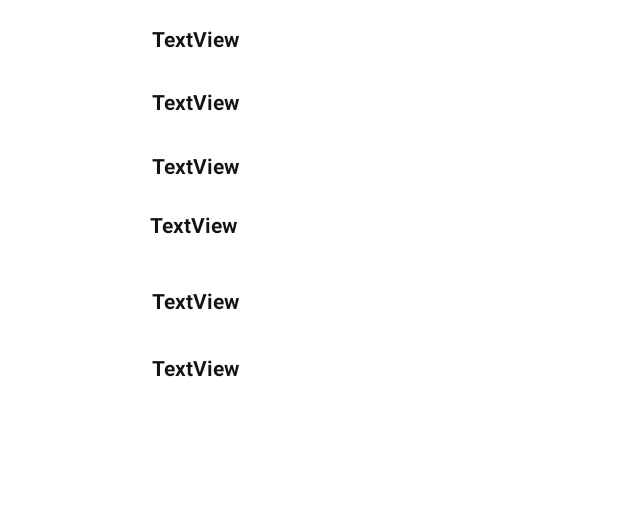
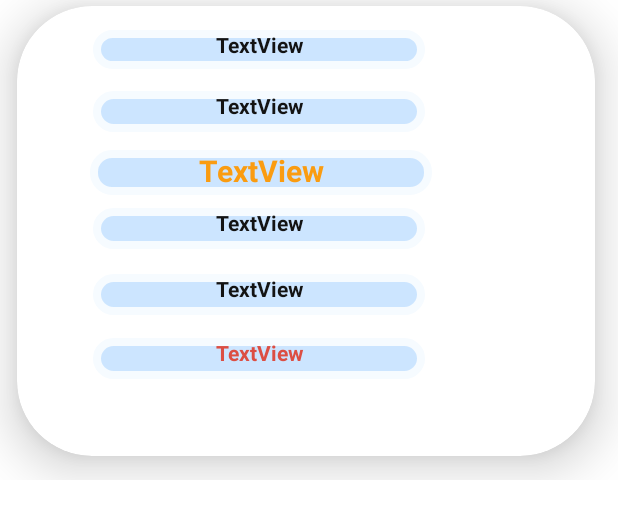
Before and after one commit to kameshDiviyanjana/Car_parking_UEE, an Android app: the layout display_book.xml on its own in the app's theme, with its tools: preview values and no code run, on a phone screen of 412 x 824 dp. Shown: the top 519 px of the screen. Run offline under Robolectric (Android 15) with nearby library versions, the phone set to English and light mode, and no system bars; Roboto replaces fonts that are not available here.

Commit message:
map click update

```diff
--- a/app/src/main/java/com/example/car_parking/MapsActivity.kt
+++ b/app/src/main/java/com/example/car_parking/MapsActivity.kt
@@ -54,6 +54,9 @@ class mapsActivity : AppCompatActivity(), OnMapReadyCallback, LocationListener,G
     private lateinit var currentlocation: LatLng
     private var polyline: Polyline? = null
 
+   private lateinit var locationSearch: EditText
+    private lateinit var location : String
+
     companion object{
 
         private const val  LOCATION_REQ_CODE = 1
@@ -72,6 +75,16 @@ class mapsActivity : AppCompatActivity(), OnMapReadyCallback, LocationListener,G
         cu.setOnClickListener {
             setMap()
         }
+        locationSearch = findViewById(R.id.editText)
+        val bundle : Bundle? = intent.extras
+        val haltname = bundle?.getString("name")
+
+
+
+            if (haltname != null) {
+                locationSearch.setText(haltname.toString())
+            }
+
     }
 
     /**
@@ -176,10 +189,10 @@ class mapsActivity : AppCompatActivity(), OnMapReadyCallback, LocationListener,G
         TODO("Not yet implemented")
     }
     fun searchLocation(view: View){
-        val locationSearch: EditText
-        locationSearch = findViewById(R.id.editText)
 
-       var location = locationSearch.text.toString()
+
+
+        location = locationSearch.text.toString()
         var addressList: List<Address>? = null
 
         if (location == null || location == ""){
@@ -188,6 +201,7 @@ class mapsActivity : AppCompatActivity(), OnMapReadyCallback, LocationListener,G
             val geoCoder = Geocoder(this)
             try {
                 addressList = geoCoder.getFromLocationName(location, 1)
+                locationSearch.text.clear()
             }catch (e: IOException){
                 e.printStackTrace()
             }
--- a/app/src/main/java/com/example/car_parking/VehiclBokkin.kt
+++ b/app/src/main/java/com/example/car_parking/VehiclBokkin.kt
@@ -13,7 +13,7 @@ import com.google.firebase.database.FirebaseDatabase
 class vehiclBokkin : AppCompatActivity() {
     private lateinit var dbconection: DatabaseReference
 
-    @SuppressLint("WrongViewCast")
+    @SuppressLint("WrongViewCast", "SuspiciousIndentation")
     override fun onCreate(savedInstanceState: Bundle?) {
         super.onCreate(savedInstanceState)
         setContentView(R.layout.activity_vehicl_bokkin)
--- a/app/src/main/res/layout/activity_list_home.xml
+++ b/app/src/main/res/layout/activity_list_home.xml
@@ -9,14 +9,14 @@
 
     <Button
         android:id="@+id/addp1"
+        style="@style/BUTTON"
         android:layout_width="342dp"
         android:layout_height="70dp"
         android:layout_marginBottom="48dp"
         android:background="@drawable/border"
-        android:backgroundTint="#FFBB33"
+        android:backgroundTint="#C89123"
         android:drawableLeft="@drawable/parking_logo"
         android:text="Add Parking"
-        style="@style/BUTTON"
         android:textSize="20sp"
         app:layout_constraintBottom_toTopOf="@+id/addp2"
         app:layout_constraintEnd_toEndOf="parent"
@@ -28,14 +28,14 @@
 
     <Button
         android:id="@+id/addp2"
+        style="@style/BUTTON"
         android:layout_width="342dp"
         android:layout_height="70dp"
         android:layout_marginBottom="48dp"
         android:background="@drawable/border"
-        android:backgroundTint="#FFBB33"
+        android:backgroundTint="#C89123"
         android:drawableLeft="@drawable/parking_his_logo"
         android:text="Parking History"
-        style="@style/BUTTON"
         android:textSize="20sp"
         app:layout_constraintBottom_toTopOf="@+id/addp3"
         app:layout_constraintEnd_toEndOf="parent"
--- a/app/src/main/res/layout/display_book.xml
+++ b/app/src/main/res/layout/display_book.xml
@@ -3,11 +3,22 @@
     xmlns:app="http://schemas.android.com/apk/res-auto"
     xmlns:tools="http://schemas.android.com/tools"
     android:layout_width="match_parent"
-    android:layout_height="300dp">
+    android:layout_height="320dp">
+
+    <com.google.android.material.card.MaterialCardView
+        android:layout_width="385dp"
+        android:layout_height="300dp"
+        android:layout_marginTop="4dp"
+        app:cardCornerRadius="50dp"
+        app:cardElevation="20dp"
+        app:layout_constraintEnd_toEndOf="parent"
+        app:layout_constraintHorizontal_bias="0.428"
+        app:layout_constraintStart_toStartOf="parent"
+        app:layout_constraintTop_toTopOf="parent">
 
         <androidx.constraintlayout.widget.ConstraintLayout
-        android:layout_width="429dp"
-        android:layout_height="288dp"
+            android:layout_width="365dp"
+            android:layout_height="278dp"
             android:textAlignment="center"
             app:layout_constraintEnd_toEndOf="parent"
             app:layout_constraintStart_toStartOf="parent"
@@ -15,100 +26,109 @@
 
             <TextView
                 android:id="@+id/haltnew"
-            android:layout_width="164dp"
-            android:layout_height="27dp"
+                android:layout_width="221dp"
+                android:layout_height="26dp"
+                android:background="@drawable/textshap"
                 android:text="TextView"
                 android:textAlignment="center"
+
                 android:textColor="#131313"
-
                 android:textStyle="bold"
                 app:layout_constraintBottom_toBottomOf="parent"
                 app:layout_constraintEnd_toEndOf="parent"
-            app:layout_constraintHorizontal_bias="0.211"
+                app:layout_constraintHorizontal_bias="0.353"
                 app:layout_constraintStart_toStartOf="parent"
                 app:layout_constraintTop_toTopOf="parent"
-            app:layout_constraintVertical_bias="0.061" />
+                app:layout_constraintVertical_bias="0.063" />
 
             <TextView
                 android:id="@+id/haltnew2"
-            android:layout_width="164dp"
+                android:layout_width="221dp"
                 android:layout_height="27dp"
+                android:background="@drawable/textshap"
                 android:text="TextView"
                 android:textAlignment="center"
+
                 android:textColor="#131313"
-
                 android:textStyle="bold"
                 app:layout_constraintBottom_toBottomOf="parent"
                 app:layout_constraintEnd_toEndOf="parent"
-            app:layout_constraintHorizontal_bias="0.211"
+                app:layout_constraintHorizontal_bias="0.353"
                 app:layout_constraintStart_toStartOf="parent"
                 app:layout_constraintTop_toTopOf="parent"
-            app:layout_constraintVertical_bias="0.222" />
+                app:layout_constraintVertical_bias="0.227" />
 
             <TextView
                 android:id="@+id/haltnew3"
-            android:layout_width="164dp"
+                android:layout_width="221dp"
                 android:layout_height="27dp"
+                android:background="@drawable/textshap"
                 android:text="TextView"
                 android:textAlignment="center"
+
                 android:textColor="#131313"
-
                 android:textStyle="bold"
                 app:layout_constraintBottom_toBottomOf="parent"
                 app:layout_constraintEnd_toEndOf="parent"
-            app:layout_constraintHorizontal_bias="0.207"
+                app:layout_constraintHorizontal_bias="0.353"
                 app:layout_constraintStart_toStartOf="parent"
                 app:layout_constraintTop_toTopOf="parent"
-            app:layout_constraintVertical_bias="0.536" />
+                app:layout_constraintVertical_bias="0.537" />
 
             <TextView
                 android:id="@+id/haltnew4"
-            android:layout_width="164dp"
+                android:layout_width="221dp"
                 android:layout_height="27dp"
+                android:background="@drawable/textshap"
                 android:text="TextView"
                 android:textAlignment="center"
+
                 android:textColor="#131313"
-
                 android:textStyle="bold"
                 app:layout_constraintBottom_toBottomOf="parent"
                 app:layout_constraintEnd_toEndOf="parent"
-            app:layout_constraintHorizontal_bias="0.211"
+                app:layout_constraintHorizontal_bias="0.353"
                 app:layout_constraintStart_toStartOf="parent"
                 app:layout_constraintTop_toTopOf="parent"
-            app:layout_constraintVertical_bias="0.731" />
+                app:layout_constraintVertical_bias="0.713" />
 
             <TextView
                 android:id="@+id/haltnew5"
-            android:layout_width="164dp"
+                android:layout_width="221dp"
                 android:layout_height="27dp"
+                android:background="@drawable/textshap"
                 android:text="TextView"
                 android:textAlignment="center"
-            android:textColor="#131313"
 
+                android:textColor="#DC4E43"
                 android:textStyle="bold"
                 app:layout_constraintBottom_toBottomOf="parent"
                 app:layout_constraintEnd_toEndOf="parent"
-            app:layout_constraintHorizontal_bias="0.211"
+                app:layout_constraintHorizontal_bias="0.353"
                 app:layout_constraintStart_toStartOf="parent"
                 app:layout_constraintTop_toTopOf="parent"
-            app:layout_constraintVertical_bias="0.904" />
+                app:layout_constraintVertical_bias="0.884" />
 
             <TextView
                 android:id="@+id/haltnew6"
-            android:layout_width="164dp"
-            android:layout_height="27dp"
+                android:layout_width="228dp"
+                android:layout_height="30dp"
+                android:background="@drawable/textshap"
                 android:text="TextView"
                 android:textAlignment="center"
-            android:textColor="#131313"
 
+                android:textColor="#FA9C11"
+                android:textSize="20sp"
                 android:textStyle="bold"
                 app:layout_constraintBottom_toBottomOf="parent"
                 app:layout_constraintEnd_toEndOf="parent"
-            app:layout_constraintHorizontal_bias="0.211"
+                app:layout_constraintHorizontal_bias="0.353"
                 app:layout_constraintStart_toStartOf="parent"
                 app:layout_constraintTop_toTopOf="parent"
                 app:layout_constraintVertical_bias="0.386" />
 
         </androidx.constraintlayout.widget.ConstraintLayout>
+    </com.google.android.material.card.MaterialCardView>
+
 
 </androidx.constraintlayout.widget.ConstraintLayout>
--- a/app/src/main/res/values/themes.xml
+++ b/app/src/main/res/values/themes.xml
@@ -2,7 +2,7 @@
     <!-- Base application theme. -->
     <style name="Theme.Car_parking" parent="Theme.MaterialComponents.DayNight.NoActionBar">
         <!-- Primary brand color. -->
-        <item name="colorPrimary">@color/purple_500</item>
+        <item name="colorPrimary">#ffad33</item>
         <item name="colorPrimaryVariant">@color/purple_700</item>
         <item name="colorOnPrimary">@color/white</item>
         <!-- Secondary brand color. -->
@@ -12,6 +12,19 @@
         <!-- Status bar color. -->
         <item name="android:statusBarColor">?attr/colorPrimaryVariant</item>
         <!-- Customize your theme here. -->
+    </style>
+    <!-- Light mode -->
+    <style name="SCREEN">
+        <item name="android:background">#FFF</item>
+    </style>
+
+    <style name="TEXT">
+        <item name="android:textColor">#000</item>
+    </style>
+
+    <style name="BUTTON">
+        <item name="android:background">#B9BABA</item>
+        <item name="android:textColor">#000000</item>
     </style>
 
     <style name="custom_card_view_style_dashborde" parent="Widget.MaterialComponents.CardView">
@@ -81,18 +94,6 @@
 
 
     </style>
-    <!-- Light mode -->
-    <style name="SCREEN">
-        <item name="android:background">#FFF</item>
-    </style>
 
-    <style name="TEXT">
-        <item name="android:textColor">#000</item>
-    </style>
-
-    <style name="BUTTON">
-        <item name="android:background">#B9BABA</item>
-        <item name="android:textColor">#000000</item>
-    </style>
 
 </resources>
```
Lines whose indentation alone changed are shown as unchanged.
